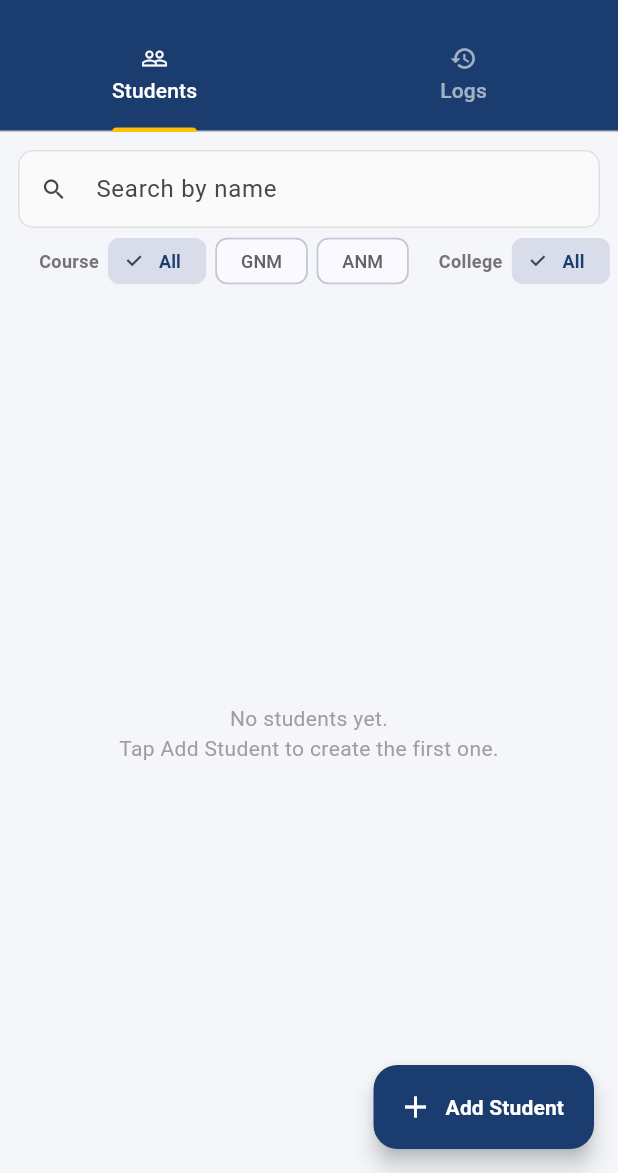
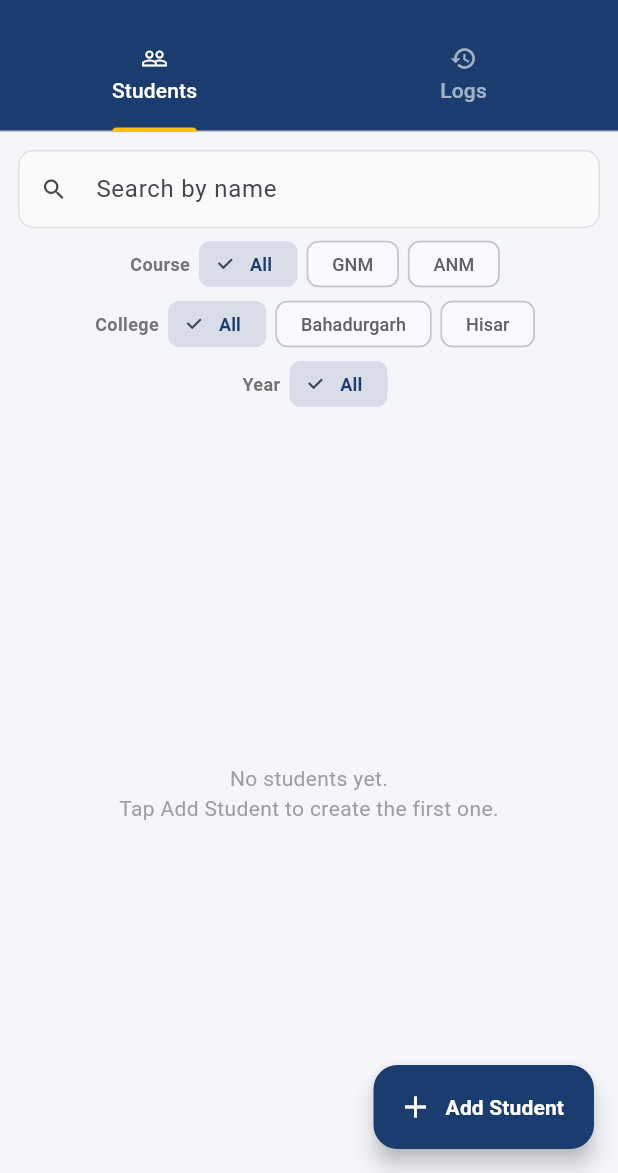
Before and after one commit to Dishu-Bansal/NNI, a Flutter app: the StudentListScreen screen opened directly, on a phone screen of 412 x 824 dp, the part 63-1236 px from its top. Run offline on Flutter 3.47's test engine with Material 3 defaults, Android fonts, the phone set to English and light mode, and no system bars; our stand-ins replace cloud_firestore, firebase_auth, firebase_core, firebase_storage, image_picker; accounts and stored records are empty; Roboto replaces fonts that are missing (Poppins); statements that could not run were skipped.

Commit message:
style: filter chips — one row per group, left-aligned and scrollable
Course, College and Year chips each sit on their own row, all left
aligned; each row scrolls horizontally when its options are many, so the
year chips no longer wrap into the layout.

```diff
--- a/lib/student_management/screens/student_list_screen.dart
+++ b/lib/student_management/screens/student_list_screen.dart
@@ -255,14 +255,12 @@
               ),
             ),
           ),
-          // Filter chips — one left-aligned, horizontally scrollable row
-          SizedBox(
-            height: 44,
-            child: SingleChildScrollView(
-              scrollDirection: Axis.horizontal,
-              padding: const EdgeInsets.symmetric(horizontal: 12),
-              child: Row(children: [
-                _sectionLabel('Course'),
+          // Filter chips — one row per group, left-aligned and each
+          // horizontally scrollable when the options are many.
+          Padding(
+            padding: const EdgeInsets.only(top: 4),
+            child: Column(children: [
+              _chipRow('Course', [
                 _chip('All', _courseFilter == null,
                     () => setState(() {
                           _courseFilter = null;
@@ -273,7 +271,8 @@
                         _courseFilter = c;
                         _page = 1;
                       })),
-                _sectionLabel('College'),
+              ]),
+              _chipRow('College', [
                 _chip('All', _collegeFilter == null,
                     () => setState(() {
                           _collegeFilter = null;
@@ -284,7 +283,8 @@
                         _collegeFilter = c;
                         _page = 1;
                       })),
-                _sectionLabel('Year'),
+              ]),
+              _chipRow('Year', [
                 _chip('All', _yearFilter == null, () => setState(() {
                       _yearFilter = null;
                       _page = 1;
@@ -295,7 +295,7 @@
                         _page = 1;
                       })),
               ]),
-            ),
+            ]),
           ),
           if (_hasFilters)
             Align(
@@ -379,6 +379,22 @@
               fontSize: 12,
               fontWeight: FontWeight.w700,
               color: Colors.grey.shade600)),
+    );
+  }
+
+  /// One left-aligned chip group: label + chips in a single horizontally
+  /// scrollable row (chips flow off-screen instead of wrapping).
+  Widget _chipRow(String label, List<Widget> chips) {
+    return SizedBox(
+      height: 40,
+      child: SingleChildScrollView(
+        scrollDirection: Axis.horizontal,
+        padding: const EdgeInsets.symmetric(horizontal: 12),
+        child: Row(children: [
+          _sectionLabel(label),
+          ...chips,
+        ]),
+      ),
     );
   }
 
```
